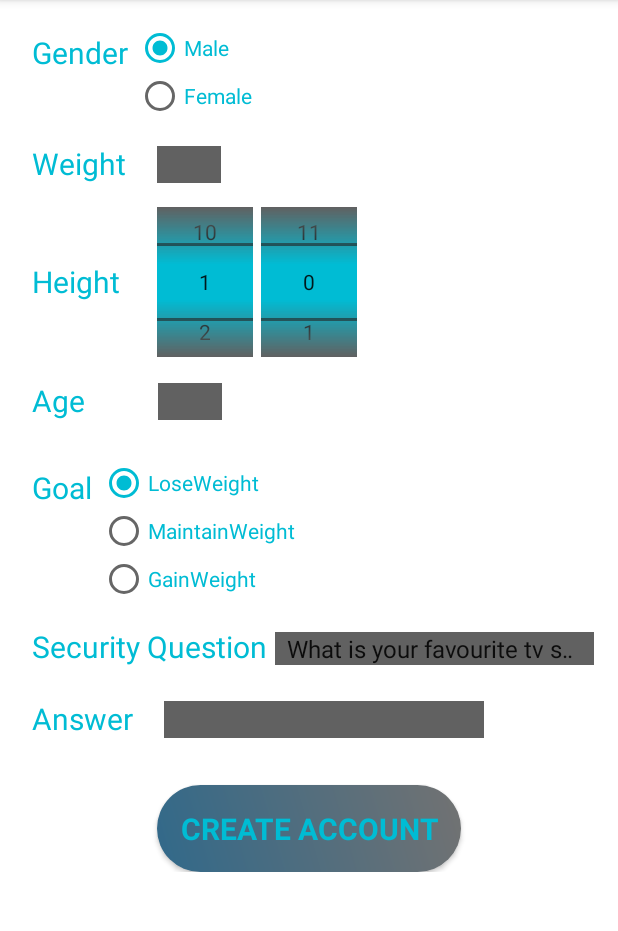
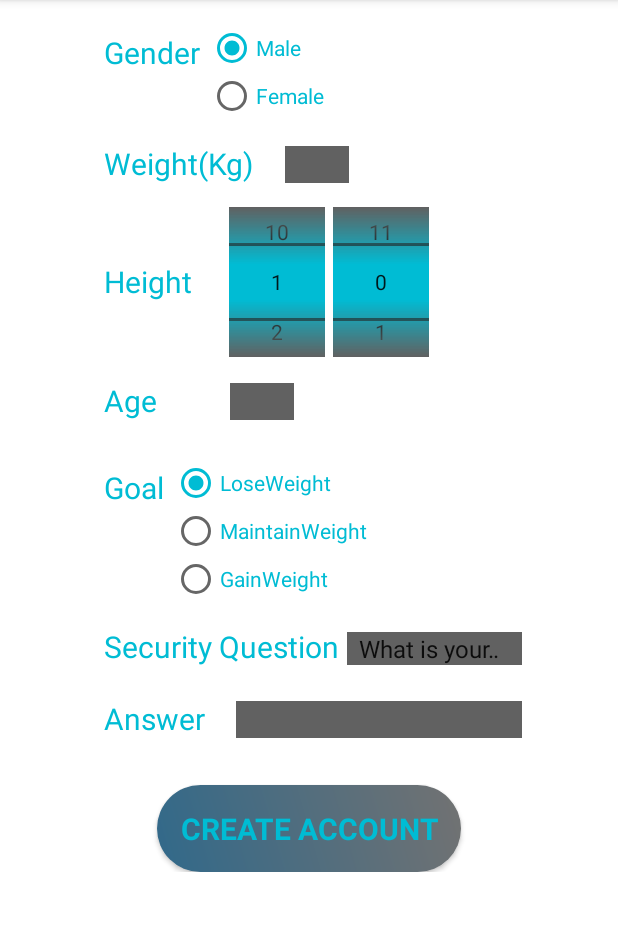
Before and after one commit to nilohit-github/CalorieCountdown, an Android app: the SignupActivity screen opened directly, with no data from a screen before it, on a phone screen of 412 x 824 dp, the part 84-1015 px from its top. Run offline under Robolectric (Android 15) with nearby library versions, the phone set to English and light mode, and no system bars; 1 statement that could not run was skipped.

```diff
--- a/app/src/main/java/com/appguru/android/caloriecountdown/CustomOnItemSelectedListener.java
+++ b/app/src/main/java/com/appguru/android/caloriecountdown/CustomOnItemSelectedListener.java
@@ -2,7 +2,6 @@ package com.appguru.android.caloriecountdown;
 
 import android.view.View;
 import android.widget.AdapterView;
-import android.widget.Toast;
 import android.widget.AdapterView.OnItemSelectedListener;
 
 /**
@@ -13,9 +12,6 @@ public class CustomOnItemSelectedListener implements OnItemSelectedListener {
 
     public void onItemSelected(AdapterView<?> parent, View view, int pos, long id) {
 
-        Toast.makeText(parent.getContext(),
-                "OnItemSelectedListener : " + parent.getItemAtPosition(pos).toString(),
-                Toast.LENGTH_SHORT).show();
 
     }
 
--- a/app/src/main/java/com/appguru/android/caloriecountdown/ProfileFragment.java
+++ b/app/src/main/java/com/appguru/android/caloriecountdown/ProfileFragment.java
@@ -365,7 +365,7 @@ public class ProfileFragment extends Fragment implements LoaderManager.LoaderCal
 
 
                   //  Log.v("inserted uri", "value::" + insertedUri.toString());
-                    Toast.makeText(getActivity(), "Added to Favorite", Toast.LENGTH_SHORT)
+                    Toast.makeText(getActivity(), "Profile updated", Toast.LENGTH_SHORT)
                             .show();
                     Intent intent = new Intent(getActivity(), MainActivity.class);
                     intent.putExtra("username", username);
--- a/app/src/main/java/com/appguru/android/caloriecountdown/ProgressFragment.java
+++ b/app/src/main/java/com/appguru/android/caloriecountdown/ProgressFragment.java
@@ -221,9 +221,9 @@ public class ProgressFragment extends Fragment implements LoaderManager.LoaderCa
             yVals.add(new Entry((mCalList.get(i)),i));
         }
 
-        LineDataSet dataSet = new LineDataSet(yVals, "Close");
+        LineDataSet dataSet = new LineDataSet(yVals, "Calories per day");
         LineData lineData = new LineData(xVals, dataSet);
-        lineChart.setDescription("Closing values over time");
+        lineChart.setDescription("Calories consumed on daily basis");
         dataSet.setDrawFilled(true);
         lineChart.setData(lineData);
         lineChart.setBackgroundColor(getResources().getColor(R.color.material_blue_lightest));
--- a/app/src/main/java/com/appguru/android/caloriecountdown/SignupActivity.java
+++ b/app/src/main/java/com/appguru/android/caloriecountdown/SignupActivity.java
@@ -176,7 +176,7 @@ public class SignupActivity extends AppCompatActivity {
 
                     Uri insertedUri = getApplicationContext().getContentResolver().insert(FoodContract.ProfileList.CONTENT_URI, values);
                     Log.v("inserted uri", "value::" + insertedUri.toString());
-                    Toast.makeText(SignupActivity.this, "Added to Favorite", Toast.LENGTH_SHORT)
+                    Toast.makeText(SignupActivity.this, "Profile Created", Toast.LENGTH_SHORT)
                             .show();
                     Intent intent = new Intent(getApplicationContext(), MainActivity.class);
                     intent.putExtra("username", username);
--- a/app/src/main/res/layout/activity_forgot.xml
+++ b/app/src/main/res/layout/activity_forgot.xml
@@ -43,6 +43,7 @@
                 android:id="@+id/SecurityAnswer"
                 android:layout_width="wrap_content"
                 android:layout_height="wrap_content"
+                android:nextFocusDown="@+id/security_ans_submit_button"
                 android:layout_centerHorizontal="true"
                 android:layout_below="@+id/SecurityQuestion"
                 android:textColor="#212121"
--- a/app/src/main/res/layout/activity_login.xml
+++ b/app/src/main/res/layout/activity_login.xml
@@ -60,7 +60,6 @@
                     android:inputType="textEmailAddress"
                     android:textColor="#212121"
                     android:imeOptions="actionDone"
-
                     android:maxLines="1"
                     android:maxLength="25"
                     android:nextFocusDown="@+id/password"
--- a/app/src/main/res/layout/activity_signup.xml
+++ b/app/src/main/res/layout/activity_signup.xml
@@ -9,7 +9,9 @@
     android:background="#FFFFFF"
     android:paddingBottom="16dp"
     android:paddingLeft="@dimen/activity_horizontal_margin"
+    android:paddingStart="64dp"
     android:paddingRight="@dimen/activity_horizontal_margin"
+    android:paddingEnd="64dp"
     android:paddingTop="@dimen/activity_vertical_margin"
     tools:context="com.appguru.android.caloriecountdown.SignupActivity">
 
@@ -58,6 +60,7 @@
                     android:layout_width="wrap_content"
                     android:layout_height="wrap_content"
                     android:text="@string/radio_male"
+                    android:nextFocusDown="@+id/editText1"
                     android:textColor="@color/colorAccent"
                     android:checked="true" />
 
@@ -97,6 +100,7 @@
                 android:layout_height="wrap_content"
                 android:layout_toRightOf="@+id/weight"
                 android:background="#616161"
+                android:nextFocusDown="@+id/height"
                 android:gravity="left"
                 android:ems="2"
                 android:maxLength="3"
@@ -125,7 +129,8 @@
                     android:padding="5dp"
                     android:text="@string/Height"
                     android:layout_marginRight="19dp"
-
+                    android:layout_marginEnd="19dp"
+                    android:nextFocusDown="@+id/age"
                     android:layout_centerVertical="true"
                     android:textColor="@color/colorAccent"
                     android:textStyle="bold"
@@ -136,8 +141,10 @@
                     android:layout_width="wrap_content"
                     android:layout_height="100dp"
                     android:layout_marginRight="5dp"
+                    android:layout_marginEnd="5dp"
                     android:layout_centerVertical="true"
                     android:layout_toRightOf="@id/height"
+                    android:layout_toEndOf="@id/height"
                     android:solidColor="#616161"
                     android:soundEffectsEnabled="true"
                     android:background="@color/colorAccent"
@@ -151,6 +158,7 @@
                     android:layout_height="100dp"
                     android:layout_centerVertical="true"
                     android:layout_toRightOf="@id/np1"
+                    android:layout_toEndOf="@id/np1"
                     android:soundEffectsEnabled="true"
                     android:background="@color/colorAccent"
                     android:solidColor="#616161"
@@ -176,6 +184,7 @@
                     android:padding="5dp"
                     android:text="@string/Age"
                     android:layout_marginRight="43dp"
+                    android:layout_marginEnd="43dp"
                     android:layout_marginBottom="10dp"
 
                     android:textColor="@color/colorAccent"
@@ -188,6 +197,8 @@
                     android:layout_width="wrap_content"
                     android:layout_height="wrap_content"
                     android:layout_toRightOf="@+id/Age"
+                    android:layout_toEndOf="@+id/Age"
+                    android:nextFocusDown="@+id/goal"
                     android:background="#616161"
                     android:maxLength="3"
                     android:inputType="number"
@@ -225,8 +236,6 @@
                     android:id="@+id/radioGoal"
                     android:layout_width="wrap_content"
                     android:layout_height="wrap_content">
-
-
                     <RadioButton
                         android:id="@+id/radioLossWeight"
                         android:layout_width="wrap_content"
@@ -266,7 +275,7 @@
                     android:id="@+id/SecurityQ"
                     android:layout_width="wrap_content"
                     android:layout_height="wrap_content"
-
+                    android:nextFocusDown="@+id/SecurityAns"
                     android:gravity="start"
                     android:padding="5dp"
 
@@ -305,6 +314,7 @@
                     android:padding="5dp"
                     android:text="@string/Answer"
                     android:layout_marginRight="15dp"
+                    android:layout_marginEnd="15dp"
                     android:textColor="@color/colorAccent"
                     android:textStyle="bold"
                     android:fontFamily="sans-serif-thin"
@@ -315,6 +325,7 @@
                     android:layout_width="wrap_content"
                     android:layout_height="wrap_content"
                     android:layout_toRightOf="@+id/SecurityA"
+                    android:layout_toEndOf="@+id/SecurityA"
                     android:background="#616161"
                     android:ems="10"
                     android:maxLength="20"
--- a/app/src/main/res/layout/fragment_add_food.xml
+++ b/app/src/main/res/layout/fragment_add_food.xml
@@ -42,7 +42,7 @@
             android:layout_height="wrap_content"
             android:layout_gravity="center"
             android:hint=""
-            android:gravity="left"
+            android:gravity="start"
             android:ems="8"
             android:maxLength="15"
             android:digits="abcdefghijklmnopqrstuvwxyzABCDEFGHIJKLMNOPQRSTUVWXYZ0123456789"
@@ -78,6 +78,7 @@
                 android:scaleType="fitXY"
                 android:id="@+id/attribution"
                 android:layout_alignParentRight="true"
+                android:layout_alignParentEnd="true"
                 android:layout_marginBottom="15dp"
                 android:elevation="4dp"
                 android:src="@drawable/attribution_jqfdgy"/>
--- a/app/src/main/res/layout/reset_password.xml
+++ b/app/src/main/res/layout/reset_password.xml
@@ -42,7 +42,7 @@
         android:layout_height="wrap_content"
         android:layout_marginTop="15dp"
         android:text="@string/save"
-
+        android:contentDescription="@string/ResetPassword"
         android:textStyle="bold"
         android:padding="15dp"
         android:layout_below="@+id/NewPassword"
--- a/app/src/main/res/values/strings.xml
+++ b/app/src/main/res/values/strings.xml
@@ -23,7 +23,7 @@
     <string name="radio_female">Female</string>
     <string name="action_create_acct">Create Account</string>
     <string name="Gender">Gender</string>
-    <string name="Weight">Weight</string>
+    <string name="Weight">Weight(Kg)</string>
     <string name="Height">Height</string>
     <string name="Age">Age</string>
     <string name="goal">Goal</string>
@@ -51,6 +51,8 @@
     <string name="SignIn">SignIn to the App</string>
     <string name="SignUp">Create Account</string>
     <string name="SearchFood">Search Food Item</string>
+    <string name="UpdateProfile">Update My Profile</string>
+    <string name="ResetPassword">Reset My Password</string>
 
     <string-array name="question_arrays">
         <item>What is your favourite tv show ?</item>
```
Also changed, not shown: app/src/main/res/layout/activity_add_food.xml (+11 -6 lines), app/src/main/res/layout/fragment_profile.xml (+12 -4 lines).
